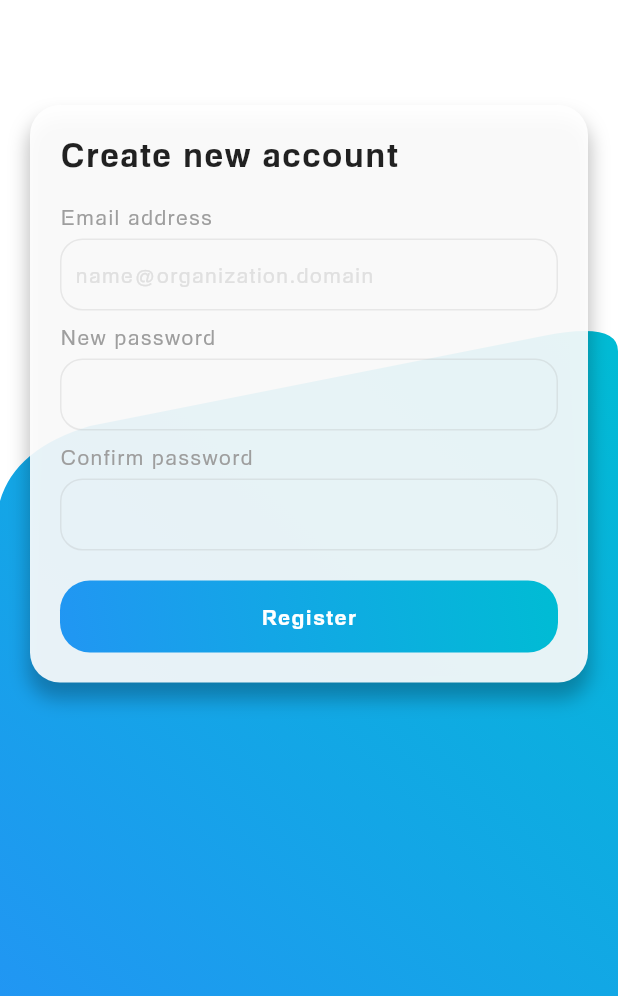
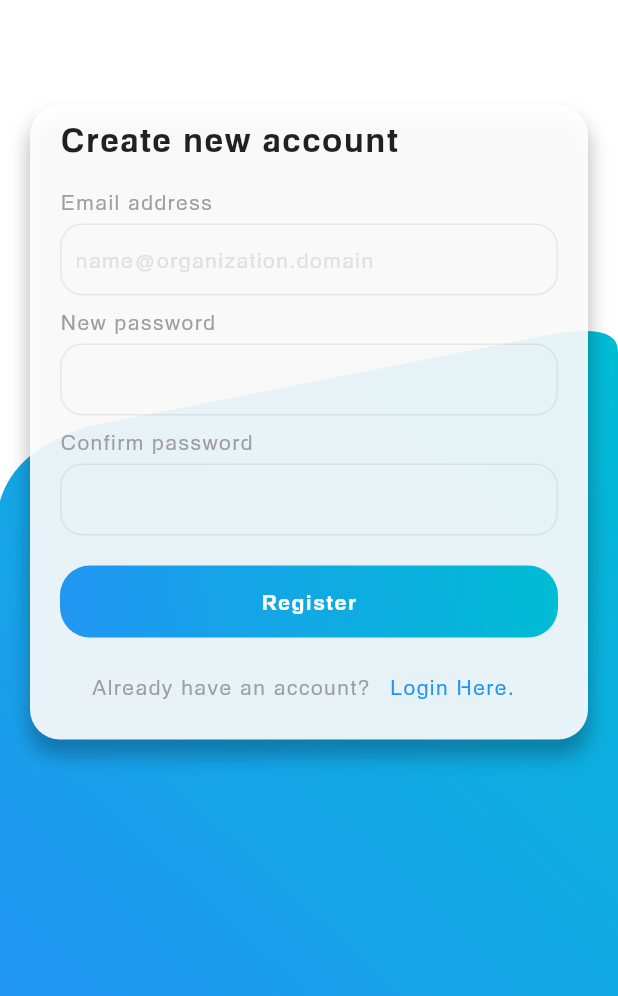
Before and after one commit to YonasAlem/covid_result_app, a Flutter app: the screen it shows after launch, on a phone screen of 412 x 824 dp, the part 240-1236 px from its top. Run offline on Flutter 3.47's test engine with Material 2 defaults, Android fonts, the phone set to English and light mode, and no system bars.

Commit message:
create already have account button

```diff
--- a/lib/views/register_view.dart
+++ b/lib/views/register_view.dart
@@ -67,7 +67,7 @@ class _RegisterViewState extends State<RegisterView> {
               ),
               const SizedBox(height: 70),
               Container(
-                padding: const EdgeInsets.all(20),
+                padding: const EdgeInsets.symmetric(vertical: 10, horizontal: 20),
                 decoration: BoxDecoration(
                   borderRadius: BorderRadius.circular(20),
                   color: Colors.white.withOpacity(0.9),
@@ -166,6 +166,29 @@ class _RegisterViewState extends State<RegisterView> {
             ),
           ),
         ),
+        const SizedBox(height: 10),
+        Row(
+          mainAxisAlignment: MainAxisAlignment.center,
+          children: [
+            const Text(
+              'Already have an account? ',
+              style: TextStyle(
+                color: Colors.grey,
+                letterSpacing: 1,
+              ),
+            ),
+            TextButton(
+              onPressed: () {},
+              child: const Text(
+                'Login Here.',
+                style: TextStyle(
+                  letterSpacing: 1,
+                  color: Colors.blue,
+                ),
+              ),
+            ),
+          ],
+        ),
       ],
     );
   }
```
